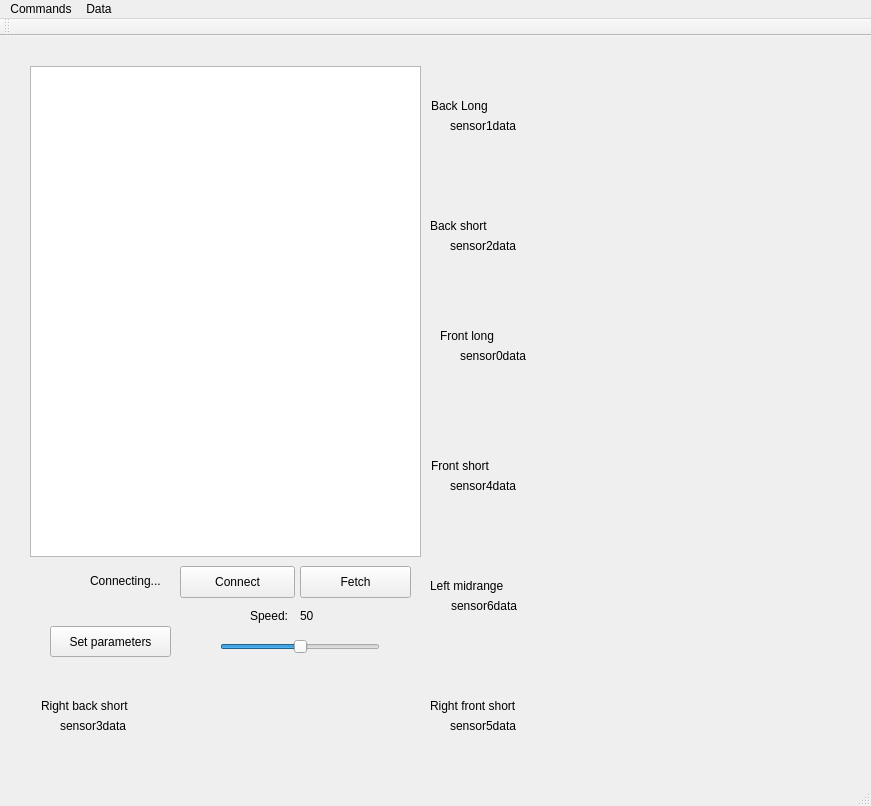
Before: the Qt Designer form Kod/Styr_m/Styr_m/mapGUI/gui.ui in hansfilipelo/Kandidadprojekt, drawn with Qt 5.
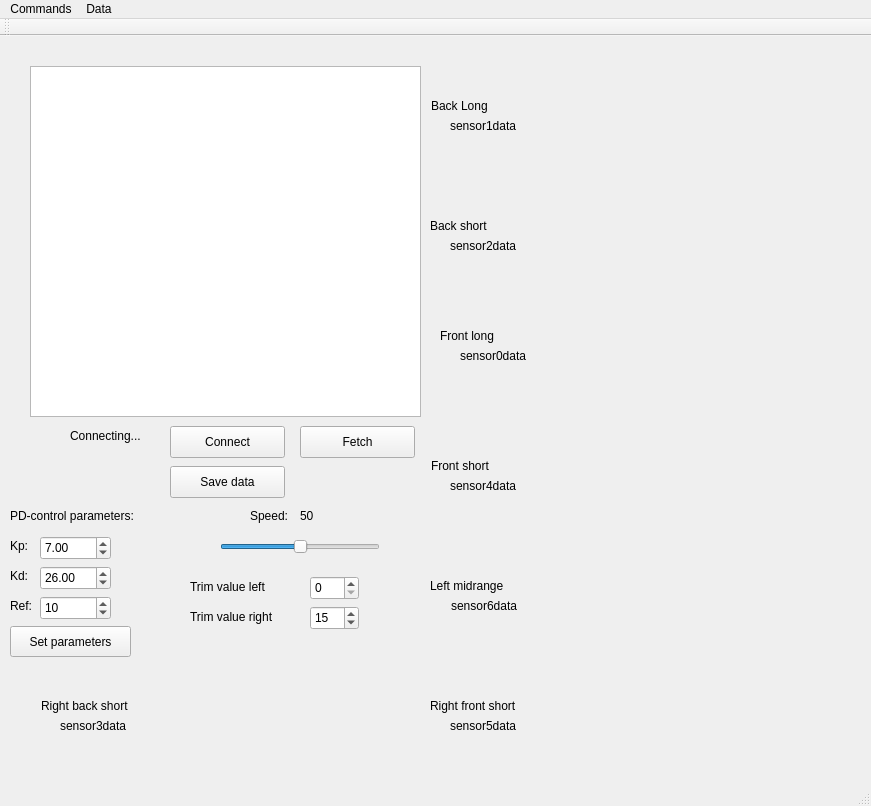
After: the same form once the commit is applied. Custom widgets are drawn as their Qt base class.

Diff of the .ui file:
```diff
--- a/Kod/Styr_m/Styr_m/mapGUI/gui.ui
+++ b/Kod/Styr_m/Styr_m/mapGUI/gui.ui
@@ -20,7 +20,7 @@
       <x>30</x>
       <y>30</y>
       <width>391</width>
-      <height>491</height>
+      <height>351</height>
      </rect>
     </property>
     <property name="verticalScrollBarPolicy">
@@ -34,7 +34,7 @@
     <property name="geometry">
      <rect>
       <x>220</x>
-      <y>600</y>
+      <y>500</y>
       <width>160</width>
       <height>22</height>
      </rect>
@@ -209,7 +209,7 @@
     <property name="geometry">
      <rect>
       <x>250</x>
-      <y>570</y>
+      <y>470</y>
       <width>62</width>
       <height>19</height>
      </rect>
@@ -222,7 +222,7 @@
     <property name="geometry">
      <rect>
       <x>300</x>
-      <y>570</y>
+      <y>470</y>
       <width>62</width>
       <height>19</height>
      </rect>
@@ -330,10 +330,10 @@
    <widget class="QLabel" name="label">
     <property name="geometry">
      <rect>
-      <x>90</x>
-      <y>530</y>
+      <x>70</x>
+      <y>390</y>
       <width>91</width>
-      <height>30</height>
+      <height>20</height>
      </rect>
     </property>
     <property name="text">
@@ -343,8 +343,8 @@
    <widget class="QPushButton" name="pushButton">
     <property name="geometry">
      <rect>
-      <x>180</x>
-      <y>530</y>
+      <x>170</x>
+      <y>390</y>
       <width>115</width>
       <height>32</height>
      </rect>
@@ -357,8 +357,8 @@
     <property name="geometry">
      <rect>
       <x>300</x>
-      <y>530</y>
-      <width>111</width>
+      <y>390</y>
+      <width>115</width>
       <height>32</height>
      </rect>
     </property>
@@ -366,10 +366,101 @@
      <string>Fetch</string>
     </property>
    </widget>
+   <widget class="QLabel" name="kpLabel">
+    <property name="geometry">
+     <rect>
+      <x>10</x>
+      <y>500</y>
+      <width>21</width>
+      <height>19</height>
+     </rect>
+    </property>
+    <property name="text">
+     <string>Kp:</string>
+    </property>
+   </widget>
+   <widget class="QLabel" name="kdLabel">
+    <property name="geometry">
+     <rect>
+      <x>10</x>
+      <y>530</y>
+      <width>21</width>
+      <height>19</height>
+     </rect>
+    </property>
+    <property name="text">
+     <string>Kd:</string>
+    </property>
+   </widget>
+   <widget class="QLabel" name="refLabel">
+    <property name="geometry">
+     <rect>
+      <x>10</x>
+      <y>560</y>
+      <width>31</width>
+      <height>19</height>
+     </rect>
+    </property>
+    <property name="text">
+     <string>Ref:</string>
+    </property>
+   </widget>
+   <widget class="QDoubleSpinBox" name="doubleSpinBox">
+    <property name="geometry">
+     <rect>
+      <x>40</x>
+      <y>500</y>
+      <width>71</width>
+      <height>24</height>
+     </rect>
+    </property>
+    <property name="value">
+     <double>7.000000000000000</double>
+    </property>
+   </widget>
+   <widget class="QDoubleSpinBox" name="doubleSpinBox_2">
+    <property name="geometry">
+     <rect>
+      <x>40</x>
+      <y>530</y>
+      <width>71</width>
+      <height>24</height>
+     </rect>
+    </property>
+    <property name="value">
+     <double>26.000000000000000</double>
+    </property>
+   </widget>
+   <widget class="QSpinBox" name="spinBox">
+    <property name="geometry">
+     <rect>
+      <x>40</x>
+      <y>560</y>
+      <width>71</width>
+      <height>24</height>
+     </rect>
+    </property>
+    <property name="value">
+     <number>10</number>
+    </property>
+   </widget>
+   <widget class="QLabel" name="pdControlLabel">
+    <property name="geometry">
+     <rect>
+      <x>10</x>
+      <y>470</y>
+      <width>151</width>
+      <height>19</height>
+     </rect>
+    </property>
+    <property name="text">
+     <string>PD-control parameters:</string>
+    </property>
+   </widget>
    <widget class="QPushButton" name="setParameterButton">
     <property name="geometry">
      <rect>
-      <x>50</x>
+      <x>10</x>
       <y>590</y>
       <width>121</width>
       <height>31</height>
@@ -421,6 +512,80 @@
      <string>sensor0data</string>
     </property>
    </widget>
+   <widget class="QPushButton" name="saveDataButton">
+    <property name="geometry">
+     <rect>
+      <x>170</x>
+      <y>430</y>
+      <width>115</width>
+      <height>32</height>
+     </rect>
+    </property>
+    <property name="text">
+     <string>Save data</string>
+    </property>
+   </widget>
+   <widget class="QLabel" name="trimLeftLabel">
+    <property name="geometry">
+     <rect>
+      <x>190</x>
+      <y>540</y>
+      <width>111</width>
+      <height>21</height>
+     </rect>
+    </property>
+    <property name="text">
+     <string>Trim value left</string>
+    </property>
+   </widget>
+   <widget class="QLabel" name="trimRightLabel">
+    <property name="geometry">
+     <rect>
+      <x>190</x>
+      <y>570</y>
+      <width>111</width>
+      <height>21</height>
+     </rect>
+    </property>
+    <property name="text">
+     <string>Trim value right</string>
+    </property>
+   </widget>
+   <widget class="QSpinBox" name="trimValueLeft">
+    <property name="geometry">
+     <rect>
+      <x>310</x>
+      <y>540</y>
+      <width>49</width>
+      <height>24</height>
+     </rect>
+    </property>
+    <property name="minimum">
+     <number>0</number>
+    </property>
+    <property name="maximum">
+     <number>127</number>
+    </property>
+   </widget>
+   <widget class="QSpinBox" name="trimValueRight">
+    <property name="geometry">
+     <rect>
+      <x>310</x>
+      <y>570</y>
+      <width>49</width>
+      <height>24</height>
+     </rect>
+    </property>
+    <property name="minimum">
+     <number>0</number>
+    </property>
+    <property name="maximum">
+     <number>127</number>
+    </property>
+    <property name="value">
+     <number>15</number>
+    </property>
+   </widget>
   </widget>
   <widget class="QMenuBar" name="menuBar">
    <property name="geometry">
```
